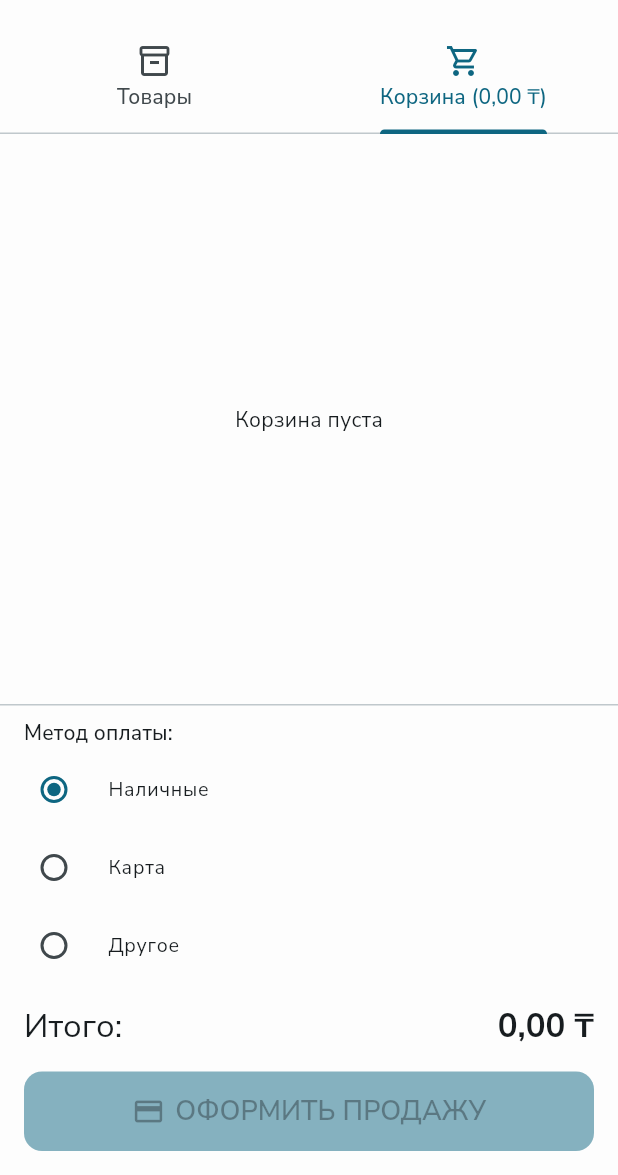
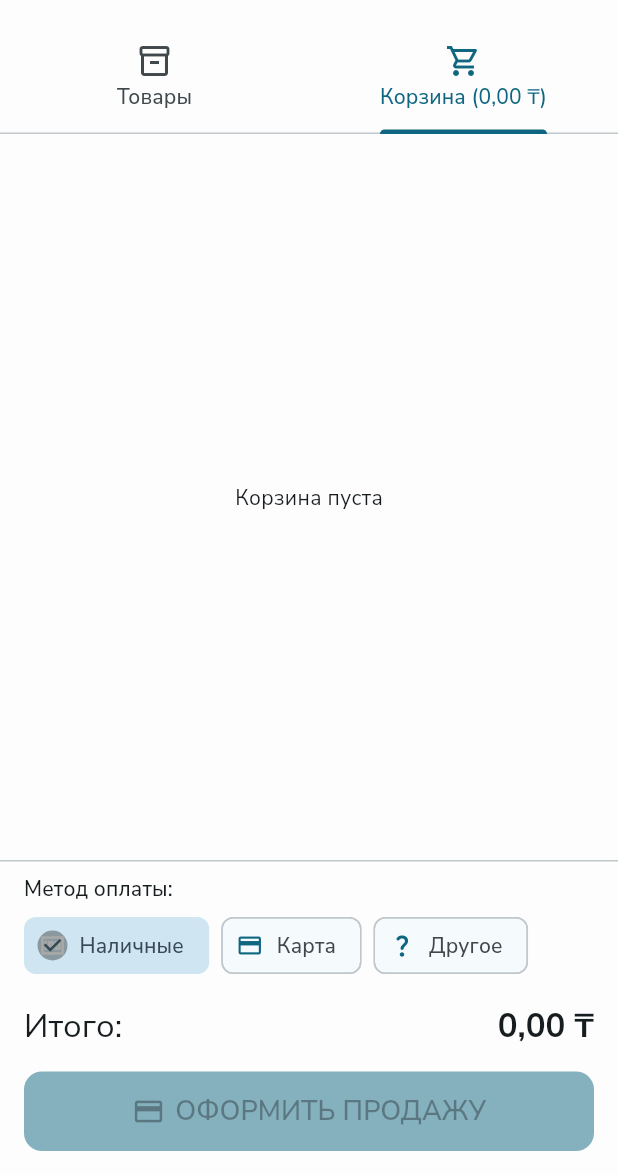
Before and after one commit to makkenzo/flutter_pos, a Flutter app: the PosScreen screen opened directly, tab 2 chosen, on a phone screen of 412 x 824 dp, the part 61-1236 px from its top. Run offline on Flutter 3.47's test engine with Material 3 defaults, Android fonts, the phone set to English and light mode, and no system bars; our stand-ins replace flutter_riverpod, flutter_secure_storage, flutter_staggered_animations, google_fonts, pdf, printing and 2 more; missing offline and left inert: mobile_scanner; accounts and stored records are empty.

Commit message:
Enhances POS screen with vibration feedback
Improves user experience on the POS screen by adding vibration feedback to cart interactions (increment, decrement, remove).

Updates payment method selection to use ChoiceChips for a better UI.

Also, adds vibration permission to AndroidManifest.xml

```diff
--- a/lib/screens/pos/pos_screen.dart
+++ b/lib/screens/pos/pos_screen.dart
@@ -18,6 +18,7 @@ import 'package:flutter_pos/utils/helpers/error_formatter.dart';
 import 'package:flutter_staggered_animations/flutter_staggered_animations.dart';
 import 'package:intl/intl.dart';
 import 'package:flutter_pos/screens/products/product_list_screen.dart' show Debouncer;
+import 'package:vibration/vibration.dart';
 
 class PosScreen extends ConsumerStatefulWidget {
   const PosScreen({super.key});
@@ -588,22 +589,52 @@ class _CartViewWidgetState extends ConsumerState<_CartViewWidget> {
                 runSpacing: TSizes.xs,
                 children:
                     PaymentMethod.values.map((method) {
-                      return RadioListTile<PaymentMethod>(
-                        title: Text(method.displayTitle),
-                        value: method,
-                        groupValue: _selectedPaymentMethod,
-                        onChanged:
+                      final bool isSelected = _selectedPaymentMethod == method;
+                      IconData? chipIcon; // Иконка для чипа
+                      switch (method) {
+                        case PaymentMethod.cash:
+                          chipIcon = Icons.money_outlined;
+                          break;
+                        case PaymentMethod.card:
+                          chipIcon = Icons.credit_card_outlined;
+                          break;
+                        case PaymentMethod.other:
+                          chipIcon = Icons.question_mark_rounded;
+                          break;
+                      }
+                      return ChoiceChip(
+                        avatar:
+                            isSelected
+                                ? Icon(
+                                  chipIcon ?? Icons.circle,
+                                  size: 18,
+                                  color:
+                                      Theme.of(context).chipTheme.secondaryLabelStyle?.color ??
+                                      Theme.of(context).colorScheme.onPrimary,
+                                )
+                                : Icon(
+                                  chipIcon ?? Icons.circle,
+                                  size: 18,
+                                  color: Theme.of(context).chipTheme.labelStyle?.color?.withValues(alpha: 0.7),
+                                ),
+                        label: Text(method.displayTitle),
+                        labelStyle: TextStyle(
+                          color:
+                              isSelected
+                                  ? Theme.of(context).chipTheme.secondaryLabelStyle?.color
+                                  : Theme.of(context).chipTheme.labelStyle?.color,
+                        ),
+                        selected: isSelected,
+                        onSelected:
                             widget.isCheckoutLoading
                                 ? null
-                                : (PaymentMethod? value) {
-                                  if (value != null) {
+                                : (selected) {
+                                  if (selected) {
                                     setState(() {
-                                      _selectedPaymentMethod = value;
+                                      _selectedPaymentMethod = method;
                                     });
                                   }
                                 },
-                        dense: true,
-                        contentPadding: EdgeInsets.zero,
                       );
                     }).toList(),
               ),
@@ -817,7 +848,11 @@ class _CartViewWidgetState extends ConsumerState<_CartViewWidget> {
             padding: const EdgeInsets.all(TSizes.xs),
             constraints: const BoxConstraints(),
             tooltip: 'Уменьшить',
-            onPressed: () {
+            onPressed: () async {
+              // Вибрация перед действием
+              if (await Vibration.hasVibrator() ?? false) {
+                Vibration.vibrate(duration: 30);
+              } // Короткая вибрация
               ref.read(cartProvider.notifier).decrementQuantity(item.barcode);
             },
           ),
@@ -839,7 +874,12 @@ class _CartViewWidgetState extends ConsumerState<_CartViewWidget> {
             padding: const EdgeInsets.all(TSizes.xs),
             constraints: const BoxConstraints(),
             tooltip: 'Увеличить',
-            onPressed: () => ref.read(cartProvider.notifier).incrementQuantity(item.barcode),
+            onPressed: () async {
+              if (await Vibration.hasVibrator() ?? false) {
+                Vibration.vibrate(duration: 30);
+              }
+              ref.read(cartProvider.notifier).incrementQuantity(item.barcode);
+            },
           ),
         ],
       ),
@@ -862,7 +902,12 @@ class _CartViewWidgetState extends ConsumerState<_CartViewWidget> {
             padding: const EdgeInsets.all(TSizes.xs),
             constraints: const BoxConstraints(),
             tooltip: 'Удалить из корзины',
-            onPressed: () => ref.read(cartProvider.notifier).removeItem(item.barcode),
+            onPressed: () async {
+              if (await Vibration.hasVibrator() ?? false) {
+                Vibration.vibrate(duration: 50);
+              } // Чуть дольше при удалении
+              ref.read(cartProvider.notifier).removeItem(item.barcode);
+            },
           ),
         ],
       ),
--- a/pubspec.yaml
+++ b/pubspec.yaml
@@ -24,6 +24,7 @@ dependencies:
     google_fonts: ^6.2.1
     shimmer: ^3.0.0
     flutter_staggered_animations: ^1.1.1
+    vibration: ^3.1.3
 
 dev_dependencies:
     flutter_test:
```
Also changed, not shown: pubspec.lock, 2 other files.
